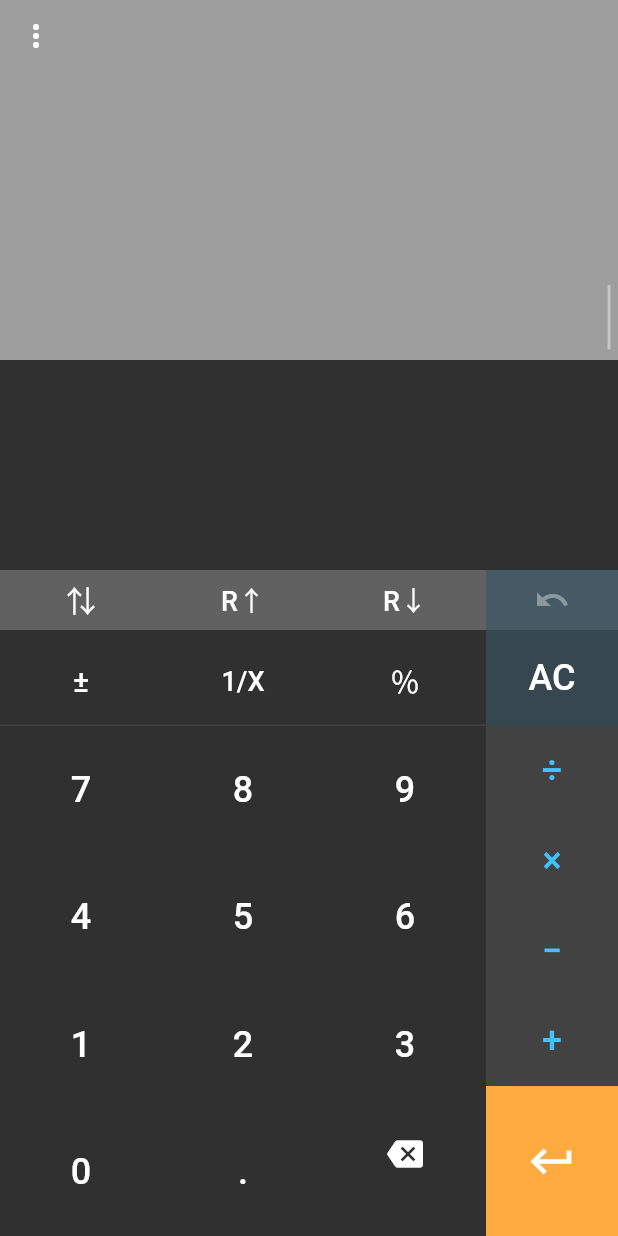
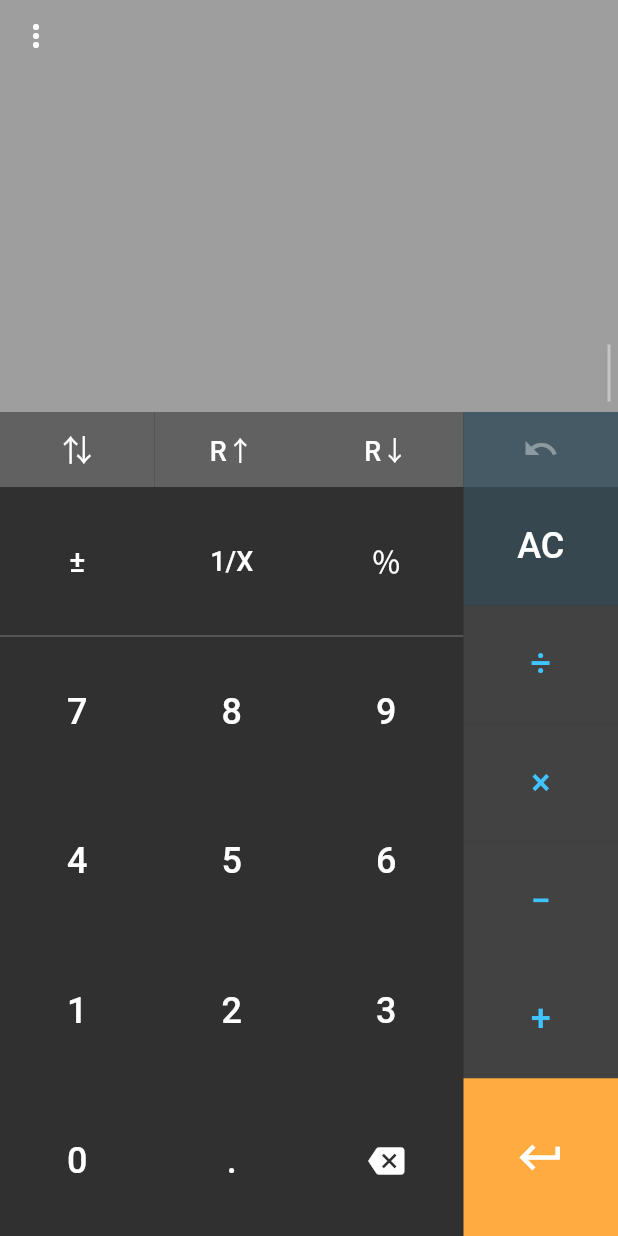
Before and after one commit to apesic/rpncalc, a Flutter app: the screen it shows after launch, on a phone screen of 412 x 824 dp. Run offline on Flutter 3.47's test engine with Material 2 defaults, Android fonts, the phone set to English and light mode, and no system bars; our stand-ins replace google_fonts, package_info.

Commit message:
Fix height overflow issues
Fixes issue #1

```diff
--- a/lib/main.dart
+++ b/lib/main.dart
@@ -31,7 +31,6 @@ class RpnCalc extends StatelessWidget {
   Widget build(BuildContext context) => MaterialApp(
       title: appName,
       theme: ThemeData(
-          buttonTheme: const ButtonThemeData(height: 60),
           textTheme: const TextTheme(button: TextStyle(fontSize: 24)),
           primarySwatch: Colors.orange,
           brightness: Brightness.dark,
@@ -139,17 +138,20 @@ class _AppHomeState extends State<AppHome> {
   Widget build(BuildContext context) => Scaffold(
         body: SafeArea(
           child: Column(
+            crossAxisAlignment: CrossAxisAlignment.end,
             mainAxisAlignment: MainAxisAlignment.spaceBetween,
-            crossAxisAlignment: CrossAxisAlignment.end,
-            children: <Widget>[
-              Stack(
+            children: [
+              Flexible(
+                flex: 2,
+                child: Stack(
                   children: [
                     Column(
                       children: [
                         // Stack
-                      Ink(
+                        Expanded(
+                          child: ClipRect(
+                            child: Container(
                               color: Colors.grey[500],
-                        height: 240,
                               padding: const EdgeInsets.all(5),
                               child: ListView.builder(
                                 shrinkWrap: true,
@@ -175,6 +177,8 @@ class _AppHomeState extends State<AppHome> {
                                 },
                               ),
                             ),
+                          ),
+                        ),
                       ],
                     ),
                     IconButton(
@@ -183,22 +187,18 @@ class _AppHomeState extends State<AppHome> {
                     )
                   ],
                 ),
+              ),
               // Buttons
-              Row(
-                mainAxisAlignment: MainAxisAlignment.spaceAround,
-                crossAxisAlignment: CrossAxisAlignment.end,
+              Flexible(
+                flex: 4,
+                child: Column(
+                  mainAxisAlignment: MainAxisAlignment.spaceBetween,
                   children: [
-                  // Numpad
+                    Flexible(
+                      child: Row(crossAxisAlignment: CrossAxisAlignment.stretch, children: [
                         Expanded(
-                    flex: 4,
-                    child: Table(
-                      defaultColumnWidth: const FlexColumnWidth(0.5),
-                      children: [
-                        TableRow(
-                          children: [
-                            ButtonTheme(
+                          child: ButtonTheme(
                             shape: const ContinuousRectangleBorder(),
-                              height: 40,
                             child: FlatButton(
                               color: Colors.grey[700],
                               onPressed: () {
@@ -211,8 +211,9 @@ class _AppHomeState extends State<AppHome> {
                               ),
                             ),
                           ),
-                            ButtonTheme(
-                              height: 40,
+                        ),
+                        Expanded(
+                          child: ButtonTheme(
                             shape: const ContinuousRectangleBorder(),
                             child: FlatButton(
                               color: Colors.grey[700],
@@ -226,8 +227,9 @@ class _AppHomeState extends State<AppHome> {
                               ),
                             ),
                           ),
-                            ButtonTheme(
-                              height: 40,
+                        ),
+                        Expanded(
+                          child: ButtonTheme(
                             shape: const ContinuousRectangleBorder(),
                             child: FlatButton(
                               color: Colors.grey[700],
@@ -241,16 +243,43 @@ class _AppHomeState extends State<AppHome> {
                               ),
                             ),
                           ),
-                          ],
                         ),
-                        TableRow(
-                          decoration: BoxDecoration(
-                            border: Border(
-                              bottom: BorderSide(color: Colors.grey[800]),
+                        Expanded(
+                          child: ButtonTheme(
+                            // height: 30,
+                            shape: const ContinuousRectangleBorder(),
+                            child: FlatButton(
+                              color: Colors.blueGrey[600],
+                              onPressed: _undoBuffer.isEmpty ? null : _undo,
+                              disabledColor: Colors.blueGrey[700],
+                              child: const Icon(Icons.undo),
                             ),
                           ),
+                        ),
+                      ]),
+                    ),
+                    // Numpad
+                    Expanded(
+                      flex: 10,
+                      child: Row(
+                        mainAxisAlignment: MainAxisAlignment.spaceBetween,
+                        crossAxisAlignment: CrossAxisAlignment.stretch,
                         children: [
-                            FlatButton(
+                          Expanded(
+                              flex: 3,
+                              child: Column(
+                                mainAxisAlignment: MainAxisAlignment.spaceBetween,
+                                children: [
+                                  Expanded(
+                                    child: Container(
+                                      decoration: BoxDecoration(
+                                        border: Border(bottom: BorderSide(color: Colors.grey[700])),
+                                      ),
+                                      child: Row(
+                                          crossAxisAlignment: CrossAxisAlignment.stretch,
+                                          children: [
+                                            Expanded(
+                                              child: FlatButton(
                                                 onPressed: () {
                                                   HapticFeedback.selectionClick();
                                                   _setStateWithUndo(_stack.reverseSign);
@@ -260,7 +289,9 @@ class _AppHomeState extends State<AppHome> {
                                                   style: TextStyle(fontSize: 20),
                                                 ),
                                               ),
-                            FlatButton(
+                                            ),
+                                            Expanded(
+                                              child: FlatButton(
                                                 onPressed: () {
                                                   HapticFeedback.selectionClick();
                                                   _setStateWithUndo(_stack.inverse);
@@ -270,7 +301,9 @@ class _AppHomeState extends State<AppHome> {
                                                   style: TextStyle(fontSize: 18),
                                                 ),
                                               ),
-                            FlatButton(
+                                            ),
+                                            Expanded(
+                                              child: FlatButton(
                                                 onPressed: () {
                                                   HapticFeedback.selectionClick();
                                                   _setStateWithUndo(_stack.percent);
@@ -280,27 +313,38 @@ class _AppHomeState extends State<AppHome> {
                                                   style: TextStyle(fontSize: 20),
                                                 ),
                                               ),
+                                            ),
+                                          ]),
+                                    ),
+                                  ),
+                                  for (final row in [
+                                    [7, 8, 9],
+                                    [4, 5, 6],
+                                    [1, 2, 3]
+                                  ])
+                                    Expanded(
+                                      child: Row(
+                                        crossAxisAlignment: CrossAxisAlignment.stretch,
+                                        children: [
+                                          for (final n in row)
+                                            Expanded(
+                                                child: NumButtonWidget(
+                                                    char: n.toString(), onPressed: _handleAppend))
                                         ],
                                       ),
-                        TableRow(children: [
-                          NumButtonWidget(char: '7', onPressed: _handleAppend),
-                          NumButtonWidget(char: '8', onPressed: _handleAppend),
-                          NumButtonWidget(char: '9', onPressed: _handleAppend),
-                        ]),
-                        TableRow(children: [
-                          NumButtonWidget(char: '4', onPressed: _handleAppend),
-                          NumButtonWidget(char: '5', onPressed: _handleAppend),
-                          NumButtonWidget(char: '6', onPressed: _handleAppend),
-                        ]),
-                        TableRow(children: [
-                          NumButtonWidget(char: '1', onPressed: _handleAppend),
-                          NumButtonWidget(char: '2', onPressed: _handleAppend),
-                          NumButtonWidget(char: '3', onPressed: _handleAppend),
-                        ]),
-                        TableRow(children: [
-                          NumButtonWidget(char: '0', onPressed: _handleAppend),
-                          NumButtonWidget(char: '.', onPressed: _handleAppend),
-                          FlatButton(
+                                    ),
+                                  Expanded(
+                                    child: Row(
+                                        crossAxisAlignment: CrossAxisAlignment.stretch,
+                                        children: [
+                                          Expanded(
+                                              child: NumButtonWidget(
+                                                  char: '0', onPressed: _handleAppend)),
+                                          Expanded(
+                                              child: NumButtonWidget(
+                                                  char: '.', onPressed: _handleAppend)),
+                                          Expanded(
+                                            child: FlatButton(
                                               onPressed: () {
                                                 HapticFeedback.selectionClick();
                                                 _setStateWithUndo(_stack.backspaceCurrent);
@@ -311,30 +355,21 @@ class _AppHomeState extends State<AppHome> {
                                                 semanticLabel: 'Backspace',
                                               ),
                                             ),
+                                          ),
                                         ]),
+                                  )
                                 ],
-                    ),
-                  ),
+                              )),
                           // Operators
                           Expanded(
-                    flex: 0,
                             child: Column(
+                              mainAxisAlignment: MainAxisAlignment.spaceBetween,
+                              crossAxisAlignment: CrossAxisAlignment.stretch,
                               children: [
-                        SizedBox(
-                          height: 40,
+                                Expanded(
+                                  flex: 3,
                                   child: ButtonTheme(
-                            height: 30,
-                            shape: const ContinuousRectangleBorder(),
-                            child: FlatButton(
-                              color: Colors.blueGrey[600],
-                              onPressed: _undoBuffer.isEmpty ? null : _undo,
-                              disabledColor: Colors.blueGrey[700],
-                              child: const Icon(Icons.undo),
-                            ),
-                          ),
-                        ),
-                        ButtonTheme(
-                          height: 64,
+                                    // height: 64,
                                     shape: const ContinuousRectangleBorder(),
                                     child: FlatButton(
                                       color: Colors.blueGrey[800],
@@ -342,29 +377,42 @@ class _AppHomeState extends State<AppHome> {
                                           ? _handleClearAll
                                           : _handleClear,
                                       onLongPress: _handleClearAll,
-                            child: Text(_stack.isEmpty || _stack.first.isEmpty
-                                ? 'AC'
-                                : 'C'),
+                                      child:
+                                          Text(_stack.isEmpty || _stack.first.isEmpty ? 'AC' : 'C'),
                                     ),
                                   ),
-                        BinaryOperatorWidget(
+                                ),
+                                Expanded(
+                                  flex: 3,
+                                  child: BinaryOperatorWidget(
                                       label: '÷',
                                       op: BinaryOperator.divide,
                                       onPressed: _applyBinaryOperation),
-                        BinaryOperatorWidget(
+                                ),
+                                Expanded(
+                                  flex: 3,
+                                  child: BinaryOperatorWidget(
                                       label: '×',
                                       op: BinaryOperator.multiply,
                                       onPressed: _applyBinaryOperation),
-                        BinaryOperatorWidget(
+                                ),
+                                Expanded(
+                                  flex: 3,
+                                  child: BinaryOperatorWidget(
                                       label: '−',
                                       op: BinaryOperator.subtract,
                                       onPressed: _applyBinaryOperation),
-                        BinaryOperatorWidget(
+                                ),
+                                Expanded(
+                                  flex: 3,
+                                  child: BinaryOperatorWidget(
                                       label: '+',
                                       op: BinaryOperator.add,
                                       onPressed: _applyBinaryOperation),
-                        ButtonTheme(
-                          height: 100,
+                                ),
+                                Expanded(
+                                  flex: 4,
+                                  child: ButtonTheme(
                                     shape: const ContinuousRectangleBorder(),
                                     child: FlatButton(
                                       color: Colors.orangeAccent,
@@ -376,10 +424,15 @@ class _AppHomeState extends State<AppHome> {
                                       ),
                                     ),
                                   ),
+                                ),
                               ],
                             ),
                           ),
                         ],
+                      ),
+                    ),
+                  ],
+                ),
               ),
             ],
           ),
@@ -412,8 +465,7 @@ Future<void> _showAboutPage(BuildContext context) async {
                 style: TextStyle(color: Theme.of(context).accentColor),
                 recognizer: TapGestureRecognizer()
                   ..onTap = () async {
-                    const url =
-                        'https://en.wikipedia.org/wiki/Reverse_Polish_notation';
+                    const url = 'https://en.wikipedia.org/wiki/Reverse_Polish_notation';
                     if (await canLaunch(url)) {
                       await launch(url);
                     }
@@ -421,8 +473,7 @@ Future<void> _showAboutPage(BuildContext context) async {
               ),
               const TextSpan(
                 text:
-                    '.\n\nTo leave feedback, submit a bug report, or view the '
-                    'source-code, see:\n',
+                    '.\n\nTo leave feedback, submit a bug report, or view the source-code, see:\n',
               ),
               TextSpan(
                 text: 'https://github.com/apesic/rpncalc',
--- a/lib/num_button_widget.dart
+++ b/lib/num_button_widget.dart
@@ -12,7 +12,6 @@ class NumButtonWidget extends StatelessWidget {
 
   @override
   Widget build(BuildContext context) => ButtonTheme(
-      height: 85,
       child: FlatButton(
           onPressed: () {
             onPressed(char);
--- a/lib/stack_item_widget.dart
+++ b/lib/stack_item_widget.dart
@@ -87,25 +87,25 @@ class StackItemWidget extends StatelessWidget {
             }
           });
         },
-        child: Column(
-          children: [
-            IntrinsicHeight(
+        child: IntrinsicHeight(
           child: Row(
             mainAxisAlignment: MainAxisAlignment.end,
             children: [
-                  Text('$item',
+              Expanded(
+                child: Text(item.toString(),
                     textAlign: TextAlign.right,
+                    overflow: TextOverflow.clip,
+                    softWrap: false,
                     style: GoogleFonts.robotoMono(
-                        textStyle: TextStyle(fontSize: 36, color: color),
+                      textStyle: TextStyle(fontSize: 32, color: color),
                     )),
+              ),
               if (item is EditableItem)
                 const Carat()
               else
                 const Padding(padding: EdgeInsets.only(right: 2)),
             ],
           ),
-            ),
-          ],
         ),
       );
 }
```
Lines whose indentation alone changed are shown as unchanged.
